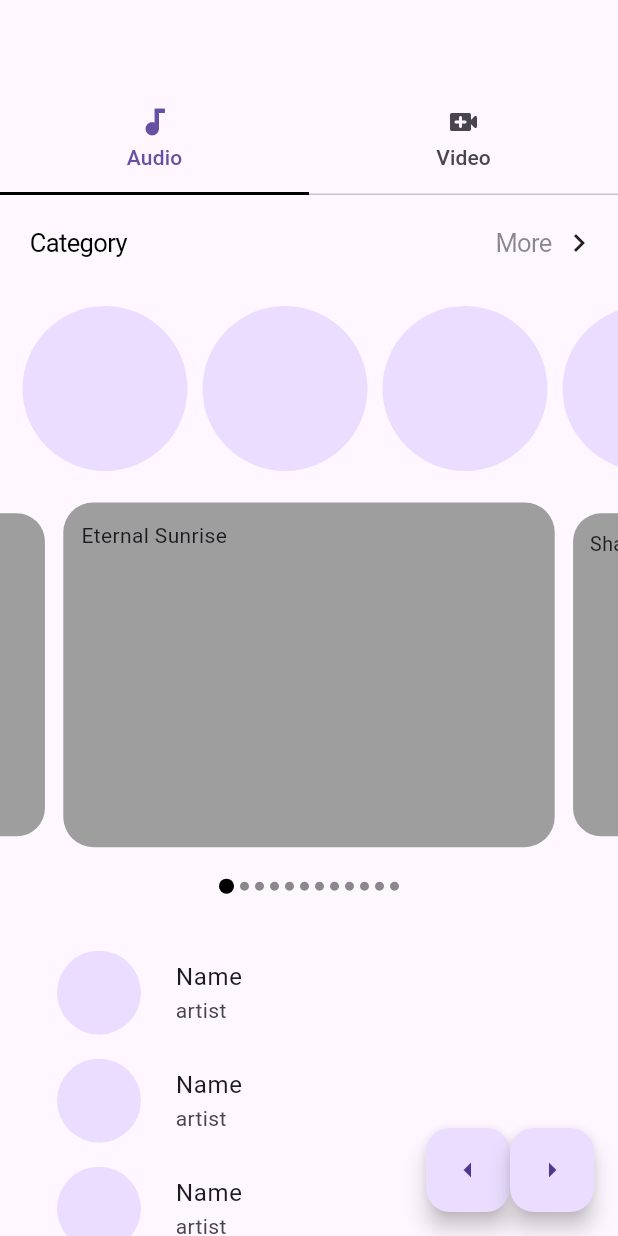
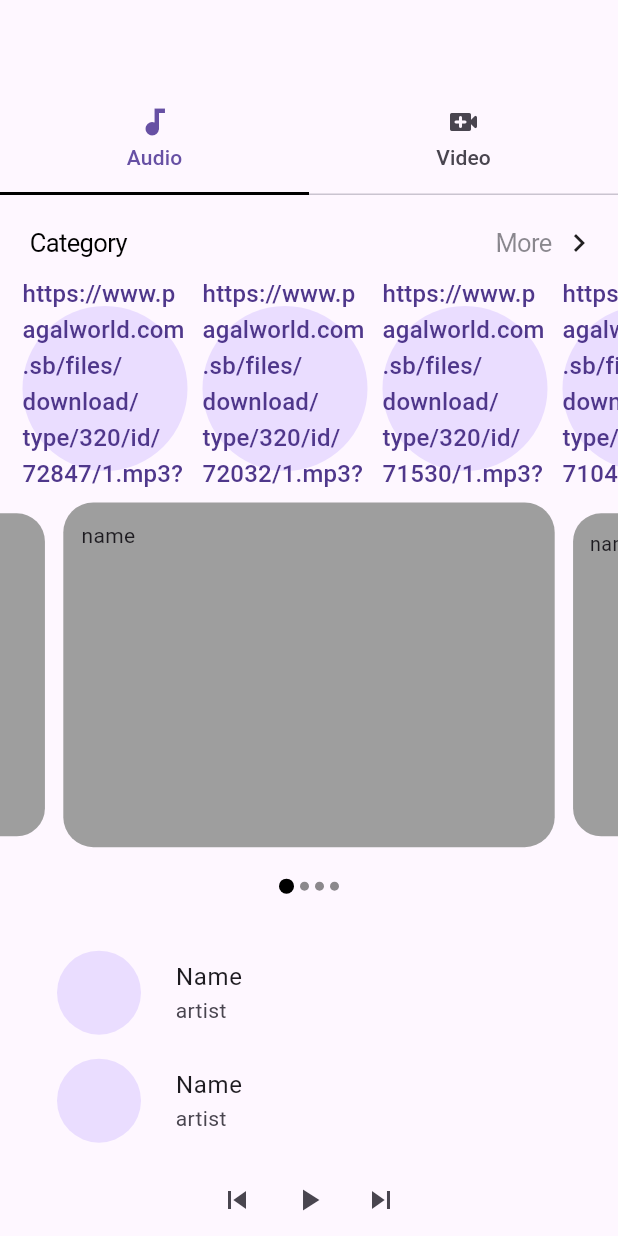
Before and after one commit to vijayDM6258/mediaplayer, a Flutter app: the screen it shows after launch, on a phone screen of 412 x 824 dp. Run offline on Flutter 3.47's test engine with Material 3 defaults, Android fonts, the phone set to English and light mode, and no system bars; drawn by our look-alikes of carousel_slider; our stand-ins replace assets_audio_player.

Commit message:
audio player

```diff
--- a/lib/util/globle.dart
+++ b/lib/util/globle.dart
@@ -1,14 +1,25 @@
-List<String> audioList = [
-  "Eternal Sunrise",
-  "Shattered Dreams",
-  "Chasing Starlight",
-  "Echoes of Yesterday",
-  "Dancing on the Edge",
-  "Lost in the Moment",
-  "City Lights and Lonely Nights",
-  "Heartstrings",
-  "Midnight Melody",
-  "Fading into You",
-  "Wildfire Heart",
-  "Into the Abyss",
+List<AudioFile> audioList = [
+  AudioFile(
+    "name",
+    "https://www.pagalworld.com.sb/files/download/type/320/id/71866/1.mp3?1",
+  ),
+  AudioFile(
+    "name",
+    "https://www.pagalworld.com.sb/files/download/type/320/id/72578/1.mp3?1",
+  ),
+  AudioFile(
+    "name",
+    "https://www.pagalworld.com.sb/files/download/type/320/id/71866/1.mp3?1",
+  ),
+  AudioFile(
+    "name",
+    "https://www.pagalworld.com.sb/files/download/type/320/id/71866/1.mp3?1",
+  ),
 ];
+
+class AudioFile {
+  String? name;
+  String path;
+
+  AudioFile(this.name, this.path);
+}
--- a/lib/views/audio_view.dart
+++ b/lib/views/audio_view.dart
@@ -1,3 +1,4 @@
+import 'package:assets_audio_player/assets_audio_player.dart';
 import 'package:carousel_slider/carousel_slider.dart';
 import 'package:flutter/cupertino.dart';
 import 'package:flutter/material.dart';
@@ -13,10 +14,55 @@ class AudioView extends StatefulWidget {
 
 class _AudioViewState extends State<AudioView> {
   int cIndex = 0;
+  AssetsAudioPlayer player = AssetsAudioPlayer.newPlayer();
+  List<Audio> audios = [
+    Audio.network(
+        "https://www.pagalworld.com.sb/files/download/type/320/id/72847/1.mp3?1",
+        metas: Metas(title: "")),
+    // Song 1 (Gujarati)
+    Audio.network(
+        "https://www.pagalworld.com.sb/files/download/type/320/id/72032/1.mp3?1"),
+    // Song 2 (Gujarati)
+    Audio.network(
+        "https://www.pagalworld.com.sb/files/download/type/320/id/71530/1.mp3?1"),
+    // Song 3 (Gujarati)
+    Audio.network(
+        "https://www.pagalworld.com.sb/files/download/type/320/id/71040/1.mp3?1"),
+    // Song 4 (Gujarati)
+    Audio.network(
+        "https://www.pagalworld.com.sb/files/download/type/320/id/71956/1.mp3?1"),
+    // Song 5 (Gujarati)
+    Audio.network(
+        "https://www.pagalworld.com.sb/files/download/type/320/id/71570/1.mp3?1"),
+    // Song 6 (Gujarati)
+    Audio.network(
+        "https://www.pagalworld.com.sb/files/download/type/320/id/71075/1.mp3?1"),
+    // Song 7 (Gujarati)
+    Audio.network(
+        "https://www.pagalworld.com.sb/files/download/type/320/id/71810/1.mp3?1"),
+    // Song 8 (Gujarati)
+    Audio.network(
+        "https://www.pagalworld.com.sb/files/download/type/320/id/71711/1.mp3?1"),
+    // Song 9 (Gujarati)
+    Audio.network(
+        "https://www.pagalworld.com.sb/files/download/type/320/id/71099/1.mp3?1"),
+    // Song 10 (Gujarati)
+  ];
+
+  @override
+  void initState() {
+    super.initState();
+
+    player.open(Playlist(audios: audios), autoStart: false);
+  }
 
   @override
   Widget build(BuildContext context) {
-    return Container(
+    return SafeArea(
+      child: Container(
+        child: Column(
+          children: [
+            Expanded(
               child: SingleChildScrollView(
                 child: Column(
                   children: [
@@ -32,14 +78,25 @@ class _AudioViewState extends State<AudioView> {
                         padding: const EdgeInsets.only(right: 15, left: 15),
                         scrollDirection: Axis.horizontal,
                         itemBuilder: (context, index) {
-                  return CircleAvatar(
+                          String path = audios[index].path;
+                          return InkWell(
+                            onTap: () {
+                              // player.open(
+                              //   Audio.network(path),
+                              // );
+
+                              player.playlistPlayAtIndex(index);
+                            },
+                            child: CircleAvatar(
                               radius: 55,
+                              child: Text(path ?? ""),
+                            ),
                           );
                         },
                         separatorBuilder: (BuildContext context, int index) {
                           return SizedBox(width: 10);
                         },
-                itemCount: 10,
+                        itemCount: audios.length,
                       ),
                     ),
                     CarouselSlider(
@@ -52,7 +109,7 @@ class _AudioViewState extends State<AudioView> {
                                   borderRadius: BorderRadius.circular(20),
                                   color: Colors.grey,
                                 ),
-                        child: Text(e),
+                                child: Text(e.name ?? ""),
                               ))
                           .toList(),
                       options: CarouselOptions(
@@ -80,7 +137,8 @@ class _AudioViewState extends State<AudioView> {
                           bool isCurrent = index == cIndex;
                           return CircleAvatar(
                             radius: isCurrent ? 5 : 3,
-                    backgroundColor: isCurrent ? Colors.black : Colors.black45,
+                            backgroundColor:
+                                isCurrent ? Colors.black : Colors.black45,
                           );
                         },
                         itemCount: audioList.length,
@@ -110,6 +168,38 @@ class _AudioViewState extends State<AudioView> {
                   ],
                 ),
               ),
+            ),
+            Container(
+              child: Row(
+                mainAxisSize: MainAxisSize.min,
+                children: [
+                  IconButton(
+                      onPressed: () {
+                        player.previous();
+                      },
+                      icon: Icon(Icons.skip_previous)),
+                  StreamBuilder<bool>(
+                      stream: player.isPlaying,
+                      builder: (context, snapshot) {
+                        bool isPlay = snapshot.data ?? false;
+                        return IconButton(
+                            onPressed: () {
+                              player.playOrPause();
+                            },
+                            icon:
+                                Icon(isPlay ? Icons.pause : Icons.play_arrow));
+                      }),
+                  IconButton(
+                      onPressed: () {
+                        player.next();
+                      },
+                      icon: Icon(Icons.skip_next)),
+                ],
+              ),
+            )
+          ],
+        ),
+      ),
     );
   }
 }
--- a/lib/views/home_page.dart
+++ b/lib/views/home_page.dart
@@ -76,23 +76,23 @@ class _HomePageState extends State<HomePage>
           VideoView(),
         ],
       ),
-      floatingActionButton: Row(
-        mainAxisSize: MainAxisSize.min,
-        children: [
-          FloatingActionButton(
-            onPressed: () {
-              controller.index = 0;
-            },
-            child: Icon(Icons.arrow_left),
-          ),
-          FloatingActionButton(
-            onPressed: () {
-              controller.index = 1;
-            },
-            child: Icon(Icons.arrow_right),
-          ),
-        ],
-      ),
+      // floatingActionButton: Row(
+      //   mainAxisSize: MainAxisSize.min,
+      //   children: [
+      //     FloatingActionButton(
+      //       onPressed: () {
+      //         controller.index = 0;
+      //       },
+      //       child: Icon(Icons.arrow_left),
+      //     ),
+      //     FloatingActionButton(
+      //       onPressed: () {
+      //         controller.index = 1;
+      //       },
+      //       child: Icon(Icons.arrow_right),
+      //     ),
+      //   ],
+      // ),
     );
 
     // return DefaultTabController(
--- a/pubspec.yaml
+++ b/pubspec.yaml
@@ -36,6 +36,7 @@ dependencies:
   # Use with the CupertinoIcons class for iOS style icons.
   cupertino_icons: ^1.0.6
   carousel_slider: ^5.0.0
+  assets_audio_player: ^3.1.1
 
 dev_dependencies:
   flutter_test:
```
Also changed, not shown: pubspec.lock, 10 other files. Lines whose indentation alone changed are shown as unchanged.
